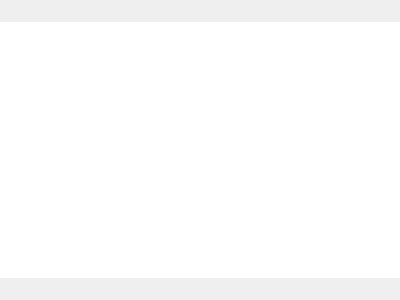
Above: Include/imtwidgets/CMenuPanel.ui from ImagingTools/ImtCore before the change. Below: the same form after it.
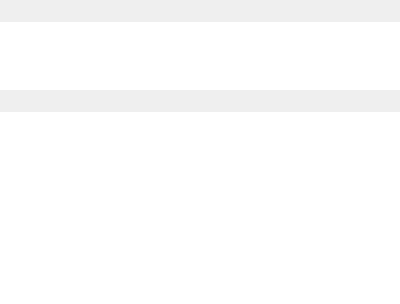
That is the form after the change. Icons and pictures are not drawn.

Commit message: PageTree has been was divided into two parts 1_of_2

Patch:
```diff
--- a/Include/imtwidgets/CMenuPanel.ui
+++ b/Include/imtwidgets/CMenuPanel.ui
@@ -48,6 +48,12 @@
    </item>
    <item>
     <widget class="QTreeView" name="PageTree">
+     <property name="sizePolicy">
+      <sizepolicy hsizetype="Expanding" vsizetype="Expanding">
+       <horstretch>0</horstretch>
+       <verstretch>0</verstretch>
+      </sizepolicy>
+     </property>
      <property name="font">
       <font>
        <pointsize>12</pointsize>
@@ -68,6 +74,9 @@
      <property name="showDropIndicator" stdset="0">
       <bool>false</bool>
      </property>
+     <attribute name="headerMinimumSectionSize">
+      <number>19</number>
+     </attribute>
      <attribute name="headerDefaultSectionSize">
       <number>42</number>
      </attribute>
@@ -87,6 +96,34 @@
      </property>
     </widget>
    </item>
+   <item>
+    <widget class="QTreeView" name="BottomPageTree">
+     <property name="sizePolicy">
+      <sizepolicy hsizetype="Expanding" vsizetype="Minimum">
+       <horstretch>0</horstretch>
+       <verstretch>0</verstretch>
+      </sizepolicy>
+     </property>
+     <property name="frameShape">
+      <enum>QFrame::NoFrame</enum>
+     </property>
+     <property name="verticalScrollBarPolicy">
+      <enum>Qt::ScrollBarAlwaysOff</enum>
+     </property>
+     <property name="horizontalScrollBarPolicy">
+      <enum>Qt::ScrollBarAlwaysOff</enum>
+     </property>
+     <property name="editTriggers">
+      <set>QAbstractItemView::NoEditTriggers</set>
+     </property>
+     <property name="showDropIndicator" stdset="0">
+      <bool>false</bool>
+     </property>
+     <attribute name="headerDefaultSectionSize">
+      <number>42</number>
+     </attribute>
+    </widget>
+   </item>
   </layout>
  </widget>
  <resources>
```
Left out of the diff: 4 changed lines with no effect on the pictures. The commit also changes 2 other files.
